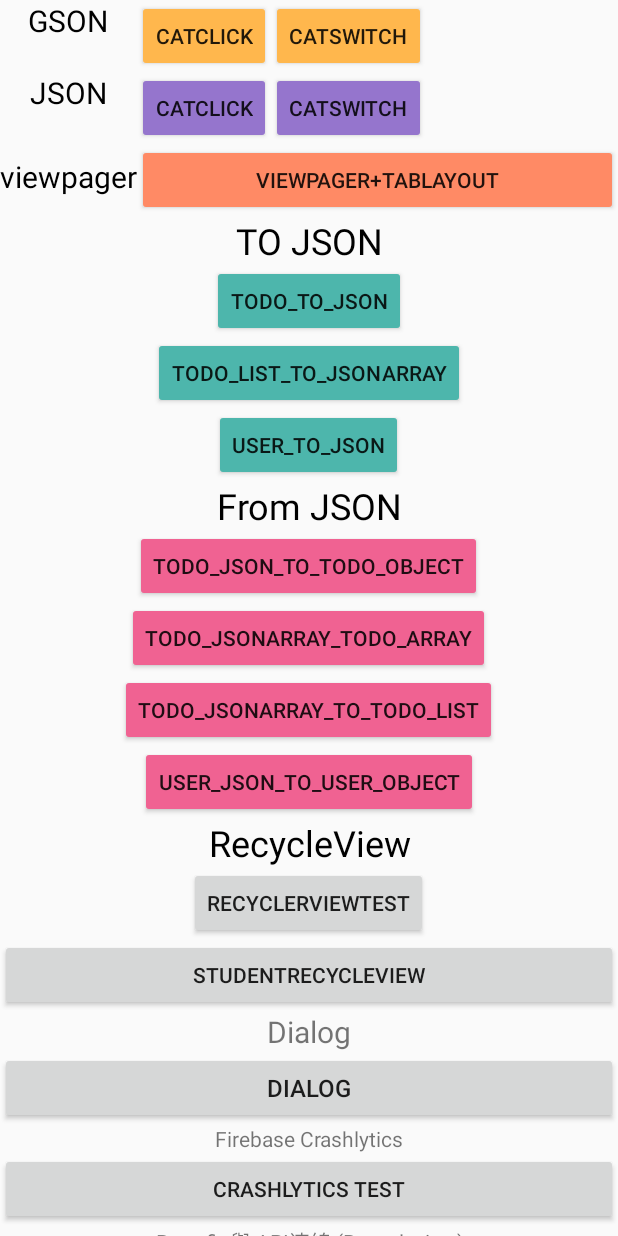
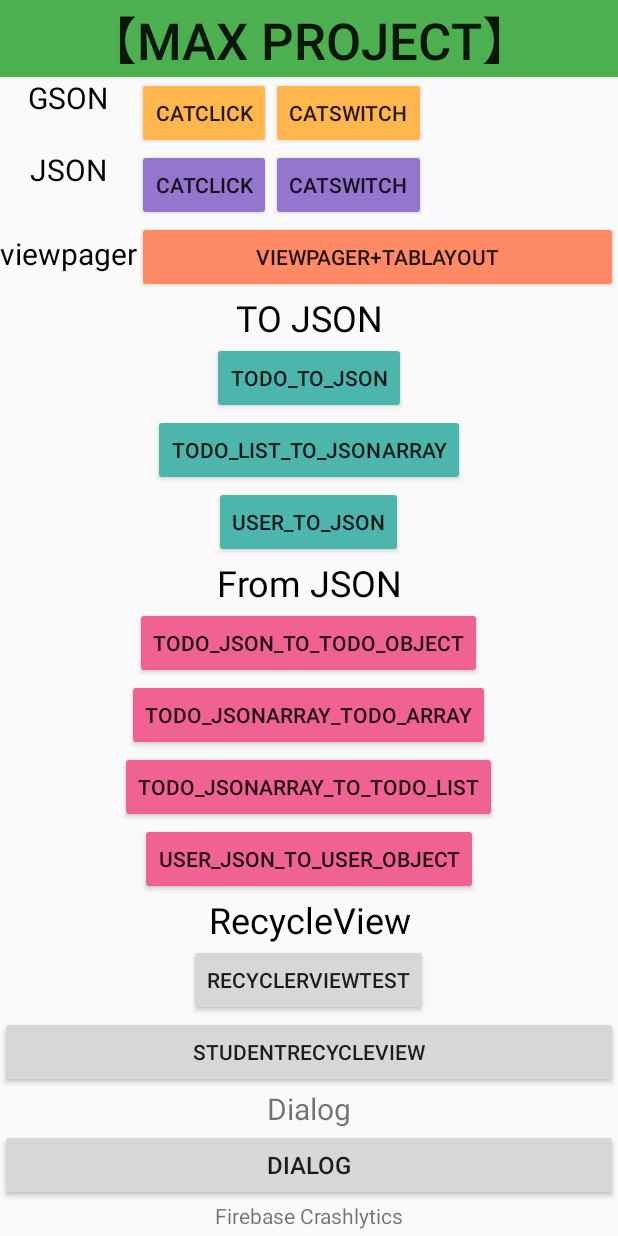
Before and after one commit to maxtsai1991/MaxFunctionPractise, an Android app: the screen it shows after launch (HomeMainActivity), on a phone screen of 412 x 824 dp. Run offline under Robolectric (Android 15) with nearby library versions, the phone set to English and light mode, and no system bars; libraries missing offline, so code that uses them is left out: com.facebook.stetho; 1 statement that could not run was skipped.

Commit message:
修改app名字 首頁增加actionbar

```diff
--- a/app/src/main/res/layout/activity_home_main.xml
+++ b/app/src/main/res/layout/activity_home_main.xml
@@ -6,13 +6,25 @@
     android:layout_height="match_parent"
     tools:context=".HomeMainActivity">
 
+    <Button
+        android:id="@+id/bt_toolbar"
+        android:layout_width="match_parent"
+        android:layout_height="wrap_content"
+        android:background="#4CAF50"
+        android:text="【Max Project】"
+        android:textSize="34sp"
+        app:layout_constraintEnd_toEndOf="parent"
+        app:layout_constraintStart_toStartOf="parent"
+        app:layout_constraintTop_toTopOf="parent" />
+
     <ScrollView
+        android:id="@+id/scrollView2"
         android:layout_width="match_parent"
-        android:layout_height="match_parent"
+        android:layout_height="0dp"
         app:layout_constraintEnd_toEndOf="parent"
         app:layout_constraintHorizontal_bias="0.0"
         app:layout_constraintStart_toStartOf="parent"
-        app:layout_constraintTop_toTopOf="parent">
+        app:layout_constraintTop_toBottomOf="@+id/bt_toolbar">
 
         <LinearLayout
             android:layout_width="match_parent"
@@ -256,11 +268,12 @@
                 android:layout_width="match_parent"
                 android:layout_height="wrap_content"
                 android:text="FoodRetrofit" />
+
             <Button
                 android:id="@+id/bt_parking"
                 android:layout_width="match_parent"
                 android:layout_height="wrap_content"
-                android:text="ParkingInfoRetrofit"/>
+                android:text="ParkingInfoRetrofit" />
 
             <TextView
                 android:id="@+id/textView8"
--- a/app/src/main/res/values/strings.xml
+++ b/app/src/main/res/values/strings.xml
@@ -1,5 +1,5 @@
 <resources>
-    <string name="app_name">jsonpersoncat</string>
+    <string name="app_name">-Max-</string>
     <string name="intent_return_url">https://xnfood.com.tw/android-intent-bundle/#skill_01</string>
     <!-- TODO: Remove or change this placeholder text -->
     <string name="hello_blank_fragment">Hello blank fragment</string>
```
